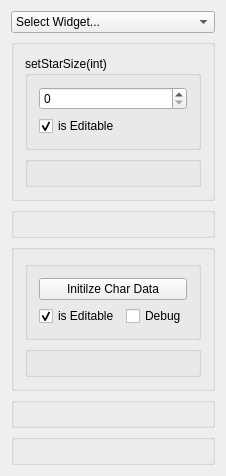
Old version of the form FF7tk/mainwindow.ui in the repository sithlord48/ff7tk.
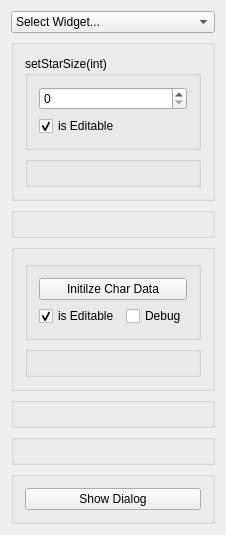
New version of the form.

Commit message: Demo MetaData Creator.

```diff
--- a/FF7tk/mainwindow.ui
+++ b/FF7tk/mainwindow.ui
@@ -6,8 +6,8 @@
    <rect>
     <x>0</x>
     <y>0</y>
-    <width>224</width>
-    <height>17</height>
+    <width>220</width>
+    <height>22</height>
    </rect>
   </property>
   <property name="sizePolicy">
@@ -171,6 +171,25 @@
       </property>
      </widget>
     </item>
+    <item>
+     <widget class="QGroupBox" name="metadata_box">
+      <property name="enabled">
+       <bool>true</bool>
+      </property>
+      <property name="title">
+       <string/>
+      </property>
+      <layout class="QVBoxLayout" name="verticalLayout">
+       <item>
+        <widget class="QPushButton" name="btn_showmetaData">
+         <property name="text">
+          <string>Show Dialog</string>
+         </property>
+        </widget>
+       </item>
+      </layout>
+     </widget>
+    </item>
    </layout>
   </widget>
  </widget>
```
Left out of the diff: 5 changed lines with no effect on the pictures. The commit also changes 3 other files.
